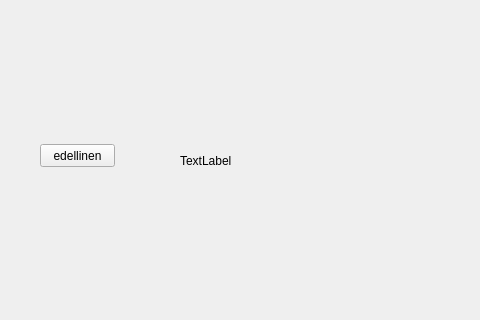
Above: Visualizer/visualizer.ui from TeMaVa/Annotator before the change; both pictures show x 0 to 480 and y 213 to 533 of the 1080 by 995 pixel window. Below: the same form after it.
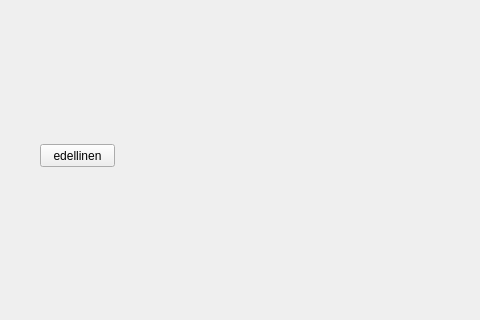
That is the form after the change. Custom widgets are drawn as their Qt base class.

```diff
--- a/Visualizer/visualizer.ui
+++ b/Visualizer/visualizer.ui
@@ -34,7 +34,7 @@
      </rect>
     </property>
     <property name="text">
-     <string>TextLabel</string>
+     <string/>
     </property>
    </widget>
    <widget class="QPushButton" name="edelBtn">
```
Left out of the diff: 2 changed lines with no effect on the pictures.
